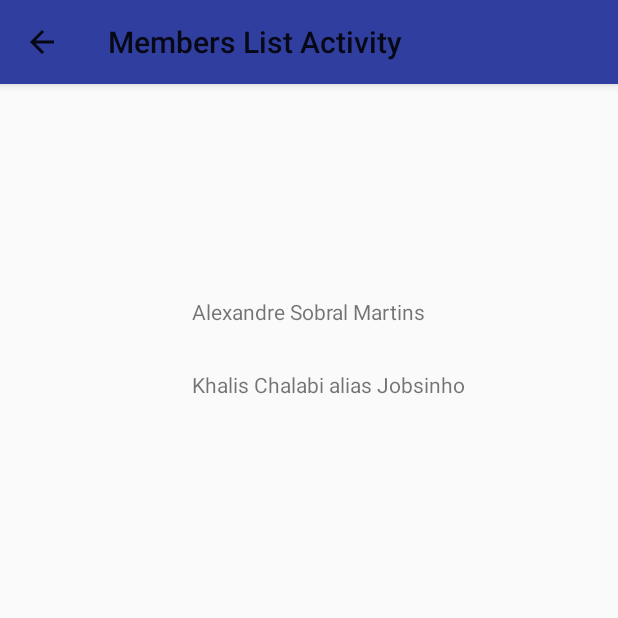
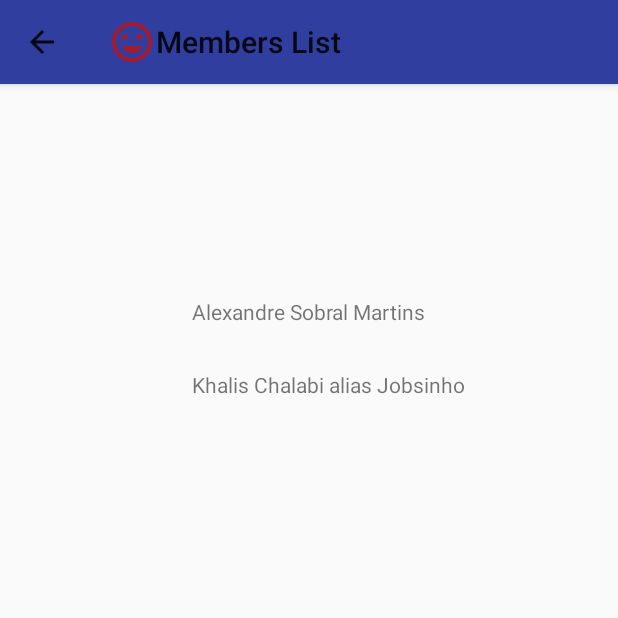
Before and after one commit to sobral-a/android-mti, an Android app: the PagerActivity screen opened directly, with no data from a screen before it, after a tap on "Group Members", on a phone screen of 412 x 824 dp, the top half of it. Run offline under Robolectric (Android 15) with nearby library versions, the phone set to English and light mode, and no system bars.

```diff
--- a/app/src/main/java/com/epita/mti/velibapp/MembersListActivity.java
+++ b/app/src/main/java/com/epita/mti/velibapp/MembersListActivity.java
@@ -19,9 +19,10 @@ public class MembersListActivity extends AppCompatActivity
         setContentView(R.layout.list_members_activity);
 
         Toolbar childToolbar = (Toolbar) findViewById(R.id.members_list_toolbar);
-
         if (childToolbar != null)
         {
+            childToolbar.setTitle("Members List");
+            childToolbar.setLogo(R.drawable.people);
             setSupportActionBar(childToolbar);
         }
 
--- a/app/src/main/java/com/epita/mti/velibapp/PagerActivity.java
+++ b/app/src/main/java/com/epita/mti/velibapp/PagerActivity.java
@@ -1,14 +1,23 @@
 package com.epita.mti.velibapp;
 
 import android.content.Intent;
+import android.content.pm.PackageManager;
 import android.os.Bundle;
 import android.support.v4.app.FragmentManager;
+import android.support.v4.view.MenuItemCompat;
 import android.support.v4.view.ViewPager;
+import android.support.v7.app.ActionBar;
 import android.support.v7.app.AppCompatActivity;
+import android.support.v7.widget.ShareActionProvider;
 import android.support.v7.widget.Toolbar;
 import android.view.Menu;
 import android.view.MenuInflater;
 import android.view.MenuItem;
+
+import com.epita.mti.velibapp.data.StationFields;
+import com.epita.mti.velibapp.data.VelibStation;
+
+import java.util.List;
 
 /**
  * Created by alexa on 26/05/2017.
@@ -18,20 +27,31 @@ public class PagerActivity extends AppCompatActivity
 {
     private SectionsPagerAdapter mSectionsPagerAdapter;
     private ViewPager mViewPager;
+    private int currentPosition;
 
     @Override
     protected void onCreate(Bundle savedInstanceState)
     {
         super.onCreate(savedInstanceState);
+
+        //currentPosition = getIntent().getIntExtra("currentPosition", 0);
         setContentView(R.layout.view_pager);
 
-        Toolbar listToolBar = (Toolbar) findViewById(R.id.pagerToolBar);
-        listToolBar.setTitle("Station Details");
-        listToolBar.setLogo(R.drawable.details);
-        setSupportActionBar(listToolBar);
+        Toolbar childToolbar = (Toolbar) findViewById(R.id.pagerToolBar);
+        if (childToolbar != null)
+        {
+            childToolbar.setTitle("Station Details");
+            childToolbar.setLogo(R.drawable.details);
+            setSupportActionBar(childToolbar);
+        }
+
+        ActionBar ab = getSupportActionBar();
+        if (ab != null)
+        {
+            ab.setDisplayHomeAsUpEnabled(true);
+        }
 
         FragmentManager fragmentManager = getSupportFragmentManager();
-
         mSectionsPagerAdapter = new SectionsPagerAdapter(fragmentManager);
         mViewPager = (ViewPager) findViewById(R.id.container);
         mViewPager.setAdapter(mSectionsPagerAdapter);
@@ -53,6 +73,9 @@ public class PagerActivity extends AppCompatActivity
             case R.id.pargermembers_list:
                 displayMembers();
                 return true;
+            case R.id.action_share:
+                share();
+                return true;
 
             default:
                 return super.onOptionsItemSelected(item);
@@ -64,4 +87,22 @@ public class PagerActivity extends AppCompatActivity
         Intent displayMembers = new Intent(PagerActivity.this, MembersListActivity.class);
         startActivity(displayMembers);
     }
+
+    private void share()
+    {
+        Intent sendIntent = new Intent(Intent.ACTION_SEND);
+        sendIntent.setType("text/plain");
+
+        int currIndex = mViewPager.getCurrentItem();
+        StationFields station = MyAdapter.mDataset.get(currIndex).getFields();
+        sendIntent.putExtra(Intent.EXTRA_TEXT, station.getAddress());
+        PackageManager packageManager = getPackageManager();
+        List activities = packageManager.queryIntentActivities(sendIntent, PackageManager.MATCH_DEFAULT_ONLY);
+        boolean isIntentSafe = activities.size() > 0;
+
+        if (isIntentSafe)
+        {
+            startActivity(Intent.createChooser(sendIntent, "Share station details ..."));
+        }
+    }
 }
--- a/app/src/main/res/menu/pager_toolbar_menu.xml
+++ b/app/src/main/res/menu/pager_toolbar_menu.xml
@@ -7,4 +7,8 @@
           android:title="Group Members"
           app:showAsAction="ifRoom"/>
 
+    <item android:id="@+id/action_share"
+          android:title="Share"
+          android:icon="@drawable/share"
+          app:showAsAction="ifRoom"/>
 </menu>
```
Also changed, not shown: app/src/main/java/com/epita/mti/velibapp/MainActivity.java (+0 -9 lines), app/src/main/java/com/epita/mti/velibapp/MyAdapter.java (+9 -6 lines), app/src/main/java/com/epita/mti/velibapp/PlaceholderFragment.java (+7 -1 lines), app/src/main/res/drawable-hdpi/people.png (added), app/src/main/res/drawable-hdpi/share.png (added), app/src/main/res/drawable-mdpi/people.png (added), app/src/main/res/drawable-mdpi/share.png (added), app/src/main/res/drawable-xhdpi/people.png (added), app/src/main/res/drawable-xhdpi/share.png (added), app/src/main/res/drawable-xxhdpi/people.png (added), app/src/main/res/drawable-xxhdpi/share.png (added).
